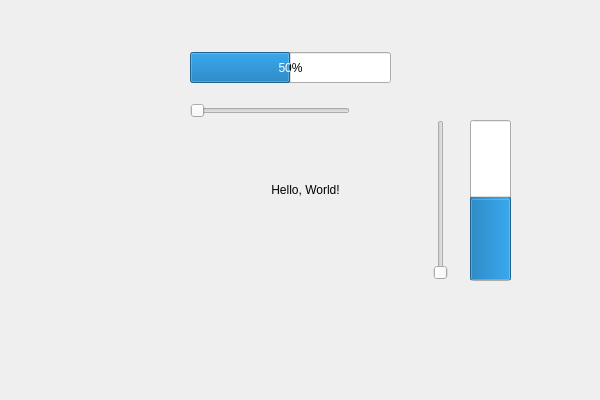
First picture: the form in PMMain/Midas/MidasGUI/midasgui.ui, repository lordy1992/ProjectMidas, before the edit.
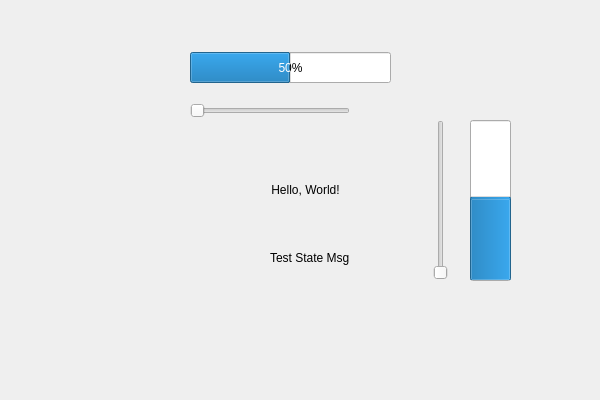
Second picture: the form after the edit.

Patch:
```diff
--- a/PMMain/Midas/MidasGUI/midasgui.ui
+++ b/PMMain/Midas/MidasGUI/midasgui.ui
@@ -93,6 +93,19 @@
     <enum>Qt::Vertical</enum>
    </property>
   </widget>
+  <widget class="QLabel" name="label_2">
+   <property name="geometry">
+    <rect>
+     <x>270</x>
+     <y>250</y>
+     <width>91</width>
+     <height>16</height>
+    </rect>
+   </property>
+   <property name="text">
+    <string>Test State Msg</string>
+   </property>
+  </widget>
  </widget>
  <layoutdefault spacing="6" margin="11"/>
  <resources>
```
